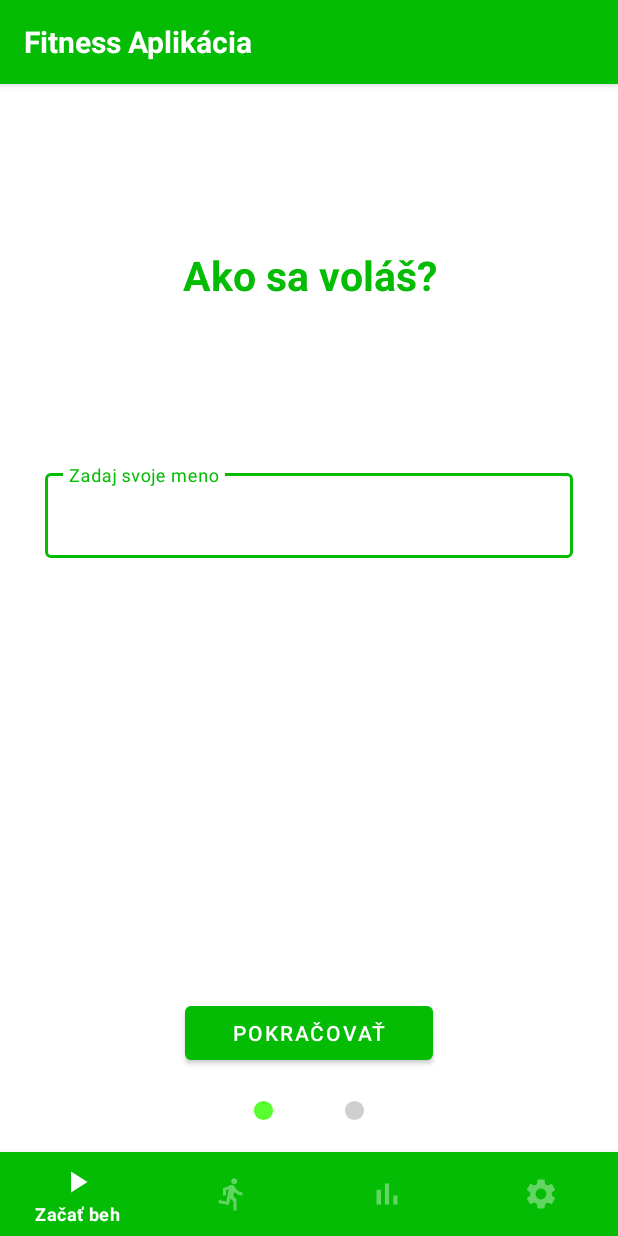
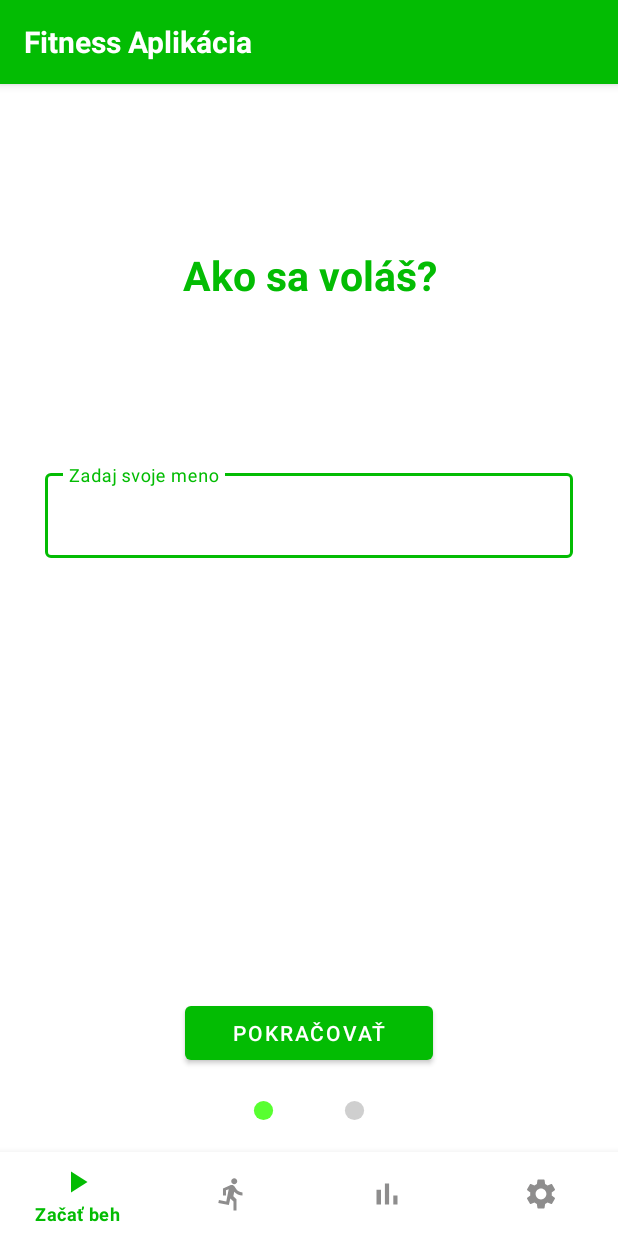
Before and after one commit to Norbert445/FitnessRun, an Android app: the screen it shows after launch (MainActivity), on a phone screen of 412 x 824 dp. Run offline under Robolectric (Android 15) with nearby library versions, the phone set to English and light mode, and no system bars; our stand-ins replace Dagger/Hilt's generated code, Room's generated code, Timber, navigation-ui; 2 statements that could not run were skipped.

Commit message:
Changing the design of the bottom navigation view and finishing the BarChart

```diff
--- a/app/src/main/res/drawable/bottom_navigation_selector.xml
+++ b/app/src/main/res/drawable/bottom_navigation_selector.xml
@@ -1,5 +1,5 @@
 <?xml version="1.0" encoding="utf-8"?>
 <selector xmlns:android="http://schemas.android.com/apk/res/android">
-    <item android:color="#FFFFFF" android:state_checked="true" />
+    <item android:color="@color/colorPrimary" android:state_checked="true" />
     <item android:color="@color/colorInactive" android:state_checked="false" />
 </selector>
--- a/app/src/main/res/layout/activity_main.xml
+++ b/app/src/main/res/layout/activity_main.xml
@@ -58,7 +58,7 @@
         android:id="@+id/bottomNavigationView"
         android:layout_width="match_parent"
         android:layout_height="56dp"
-        android:background="@color/colorPrimary"
+        android:background="#fff"
         app:itemTextColor="@drawable/bottom_navigation_selector"
         app:itemIconTint="@drawable/bottom_navigation_selector"
         app:layout_constraintBottom_toBottomOf="parent"
--- a/app/src/main/res/values/colors.xml
+++ b/app/src/main/res/values/colors.xml
@@ -4,5 +4,5 @@
     <color name="secondaryColor">#3CFF3C</color>
     <color name="colorPrimaryDark">#3700B3</color>
     <color name="colorAccent">#03DAC5</color>
-    <color name="colorInactive">#61FFFFFF</color>
+    <color name="colorInactive">#ED858484</color>
 </resources>
```
Also changed, not shown: app/src/main/java/com/example/fitnessaplikacia/ui/fragments/StatisticsFragment.kt (+16 -2 lines), app/src/main/java/com/example/fitnessaplikacia/utility/ValueFormatter.kt (added, +18 -0 lines), app/src/main/res/layout/fragment_statistics.xml (+19 -1 lines).
